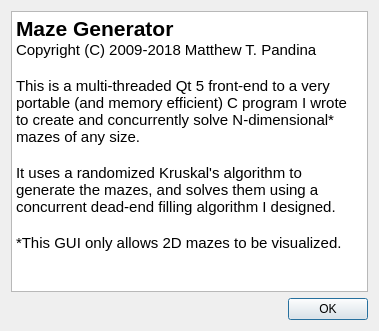
artcfox/maze-generator, file about.ui: the form before one commit.
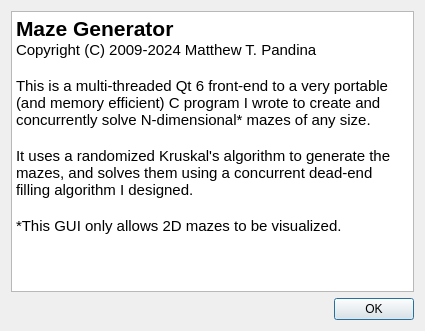
The form after the commit.

```diff
--- a/about.ui
+++ b/about.ui
@@ -6,7 +6,7 @@
    <rect>
     <x>0</x>
     <y>0</y>
-    <width>379</width>
+    <width>425</width>
     <height>331</height>
    </rect>
   </property>
@@ -18,17 +18,20 @@
     <widget class="QTextBrowser" name="textBrowser">
      <property name="html">
       <string>&lt;!DOCTYPE HTML PUBLIC &quot;-//W3C//DTD HTML 4.0//EN&quot; &quot;http://www.w3.org/TR/REC-html40/strict.dtd&quot;&gt;
-&lt;html&gt;&lt;head&gt;&lt;meta name=&quot;qrichtext&quot; content=&quot;1&quot; /&gt;&lt;style type=&quot;text/css&quot;&gt;
+&lt;html&gt;&lt;head&gt;&lt;meta name=&quot;qrichtext&quot; content=&quot;1&quot; /&gt;&lt;meta charset=&quot;utf-8&quot; /&gt;&lt;style type=&quot;text/css&quot;&gt;
 p, li { white-space: pre-wrap; }
-&lt;/style&gt;&lt;/head&gt;&lt;body style=&quot; font-family:'Cantarell'; font-size:11pt; font-weight:400; font-style:normal;&quot;&gt;
-&lt;p style=&quot; margin-top:0px; margin-bottom:0px; margin-left:0px; margin-right:0px; -qt-block-indent:0; text-indent:0px;&quot;&gt;&lt;span style=&quot; font-size:16pt; font-weight:600;&quot;&gt;Maze Generator&lt;/span&gt;&lt;/p&gt;
-&lt;p style=&quot; margin-top:0px; margin-bottom:0px; margin-left:0px; margin-right:0px; -qt-block-indent:0; text-indent:0px;&quot;&gt;Copyright (C) 2009-2018 Matthew T. Pandina&lt;/p&gt;
-&lt;p style=&quot;-qt-paragraph-type:empty; margin-top:0px; margin-bottom:0px; margin-left:0px; margin-right:0px; -qt-block-indent:0; text-indent:0px;&quot;&gt;&lt;br /&gt;&lt;/p&gt;
-&lt;p style=&quot; margin-top:0px; margin-bottom:0px; margin-left:0px; margin-right:0px; -qt-block-indent:0; text-indent:0px;&quot;&gt;This is a multi-threaded Qt 5 front-end to a very portable (and memory efficient) C program I wrote to create and concurrently solve N-dimensional* mazes of any size.&lt;/p&gt;
-&lt;p style=&quot;-qt-paragraph-type:empty; margin-top:0px; margin-bottom:0px; margin-left:0px; margin-right:0px; -qt-block-indent:0; text-indent:0px;&quot;&gt;&lt;br /&gt;&lt;/p&gt;
-&lt;p style=&quot; margin-top:0px; margin-bottom:0px; margin-left:0px; margin-right:0px; -qt-block-indent:0; text-indent:0px;&quot;&gt;It uses a randomized Kruskal's algorithm to generate the mazes, and solves them using a concurrent dead-end filling algorithm I designed.&lt;/p&gt;
-&lt;p style=&quot;-qt-paragraph-type:empty; margin-top:0px; margin-bottom:0px; margin-left:0px; margin-right:0px; -qt-block-indent:0; text-indent:0px;&quot;&gt;&lt;br /&gt;&lt;/p&gt;
-&lt;p style=&quot; margin-top:0px; margin-bottom:0px; margin-left:0px; margin-right:0px; -qt-block-indent:0; text-indent:0px;&quot;&gt;*This GUI only allows 2D mazes to be visualized.&lt;/p&gt;&lt;/body&gt;&lt;/html&gt;</string>
+hr { height: 1px; border-width: 0; }
+li.unchecked::marker { content: &quot;\2610&quot;; }
+li.checked::marker { content: &quot;\2612&quot;; }
+&lt;/style&gt;&lt;/head&gt;&lt;body style=&quot; font-family:'UKIJ Qolyazma'; font-size:10pt; font-weight:400; font-style:normal;&quot;&gt;
+&lt;p style=&quot; margin-top:0px; margin-bottom:0px; margin-left:0px; margin-right:0px; -qt-block-indent:0; text-indent:0px;&quot;&gt;&lt;span style=&quot; font-family:'Cantarell'; font-size:16pt; font-weight:600;&quot;&gt;Maze Generator&lt;/span&gt;&lt;/p&gt;
+&lt;p style=&quot; margin-top:0px; margin-bottom:0px; margin-left:0px; margin-right:0px; -qt-block-indent:0; text-indent:0px;&quot;&gt;&lt;span style=&quot; font-family:'Cantarell'; font-size:11pt;&quot;&gt;Copyright (C) 2009-2024 Matthew T. Pandina&lt;/span&gt;&lt;/p&gt;
+&lt;p style=&quot;-qt-paragraph-type:empty; margin-top:0px; margin-bottom:0px; margin-left:0px; margin-right:0px; -qt-block-indent:0; text-indent:0px; font-family:'Cantarell'; font-size:11pt;&quot;&gt;&lt;br /&gt;&lt;/p&gt;
+&lt;p style=&quot; margin-top:0px; margin-bottom:0px; margin-left:0px; margin-right:0px; -qt-block-indent:0; text-indent:0px;&quot;&gt;&lt;span style=&quot; font-family:'Cantarell'; font-size:11pt;&quot;&gt;This is a multi-threaded Qt 6 front-end to a very portable (and memory efficient) C program I wrote to create and concurrently solve N-dimensional* mazes of any size.&lt;/span&gt;&lt;/p&gt;
+&lt;p style=&quot;-qt-paragraph-type:empty; margin-top:0px; margin-bottom:0px; margin-left:0px; margin-right:0px; -qt-block-indent:0; text-indent:0px; font-family:'Cantarell'; font-size:11pt;&quot;&gt;&lt;br /&gt;&lt;/p&gt;
+&lt;p style=&quot; margin-top:0px; margin-bottom:0px; margin-left:0px; margin-right:0px; -qt-block-indent:0; text-indent:0px;&quot;&gt;&lt;span style=&quot; font-family:'Cantarell'; font-size:11pt;&quot;&gt;It uses a randomized Kruskal's algorithm to generate the mazes, and solves them using a concurrent dead-end filling algorithm I designed.&lt;/span&gt;&lt;/p&gt;
+&lt;p style=&quot;-qt-paragraph-type:empty; margin-top:0px; margin-bottom:0px; margin-left:0px; margin-right:0px; -qt-block-indent:0; text-indent:0px; font-family:'Cantarell'; font-size:11pt;&quot;&gt;&lt;br /&gt;&lt;/p&gt;
+&lt;p style=&quot; margin-top:0px; margin-bottom:0px; margin-left:0px; margin-right:0px; -qt-block-indent:0; text-indent:0px;&quot;&gt;&lt;span style=&quot; font-family:'Cantarell'; font-size:11pt;&quot;&gt;*This GUI only allows 2D mazes to be visualized.&lt;/span&gt;&lt;/p&gt;&lt;/body&gt;&lt;/html&gt;</string>
      </property>
     </widget>
    </item>
```
